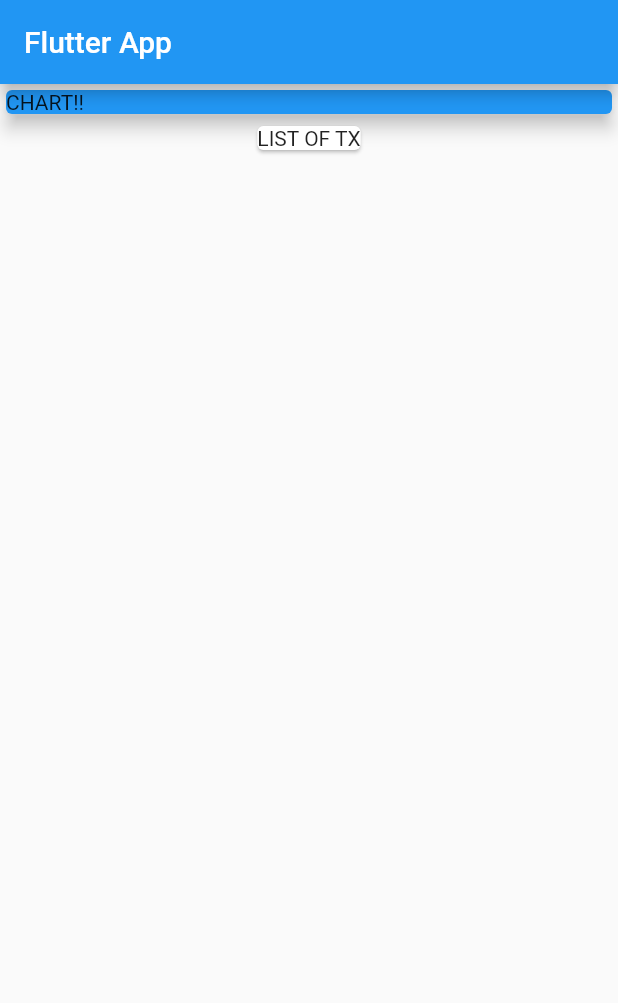
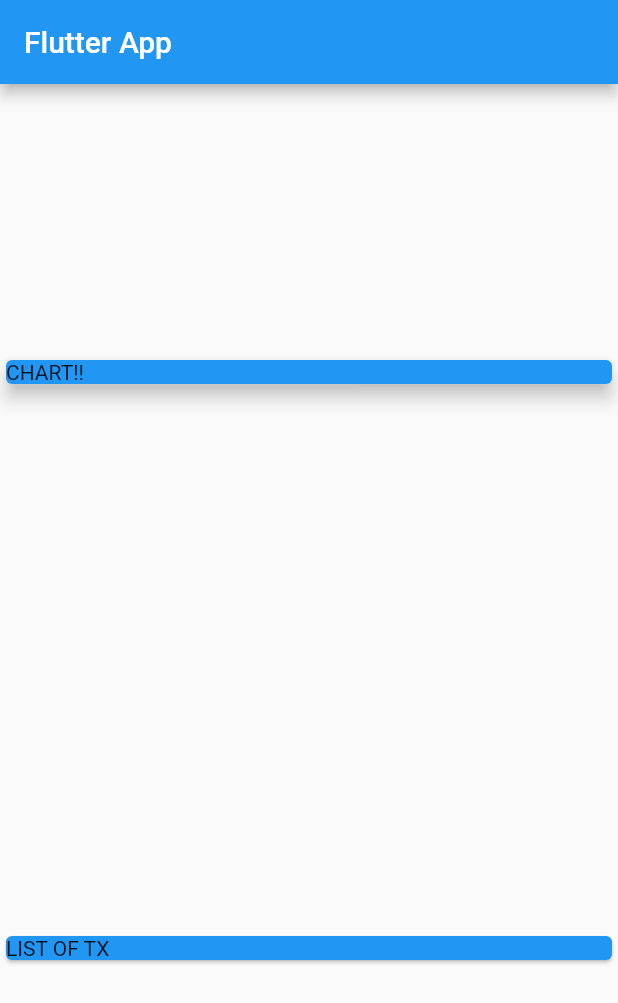
Before and after one commit to jsanders5/flutter_complete_guide_custom, a Flutter app: the screen it shows after launch, on a phone screen of 412 x 824 dp. Shown: the top 1003 px of the screen. Run offline on Flutter 3.47's test engine with Material 2 defaults, Android fonts, the light colour scheme and no system bars.

Commit message:
-Lesson (73)

```diff
--- a/lib/main.dart
+++ b/lib/main.dart
@@ -20,6 +20,8 @@
         title: Text('Flutter App'),
       ),
       body: Column(
+        mainAxisAlignment: MainAxisAlignment.spaceAround,
+        crossAxisAlignment: CrossAxisAlignment.stretch,
         children: const <Widget>[
           //Container(
           SizedBox(
@@ -31,6 +33,7 @@
               ),
           ),
           Card(
+            color: Colors.blue,
             child: Text('LIST OF TX'),
           ),
         ],
```
